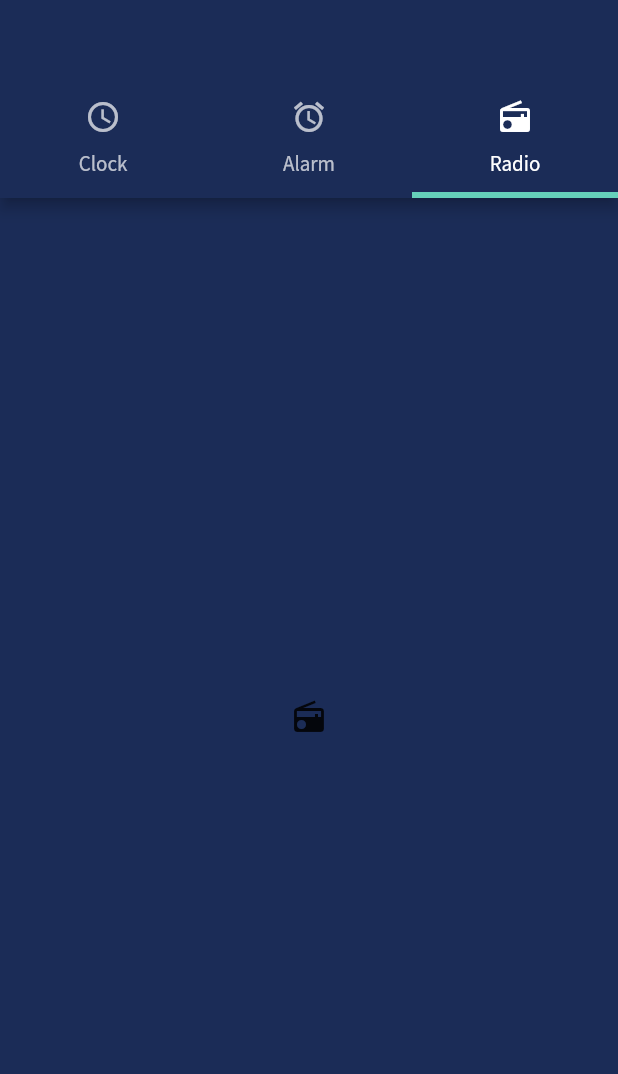
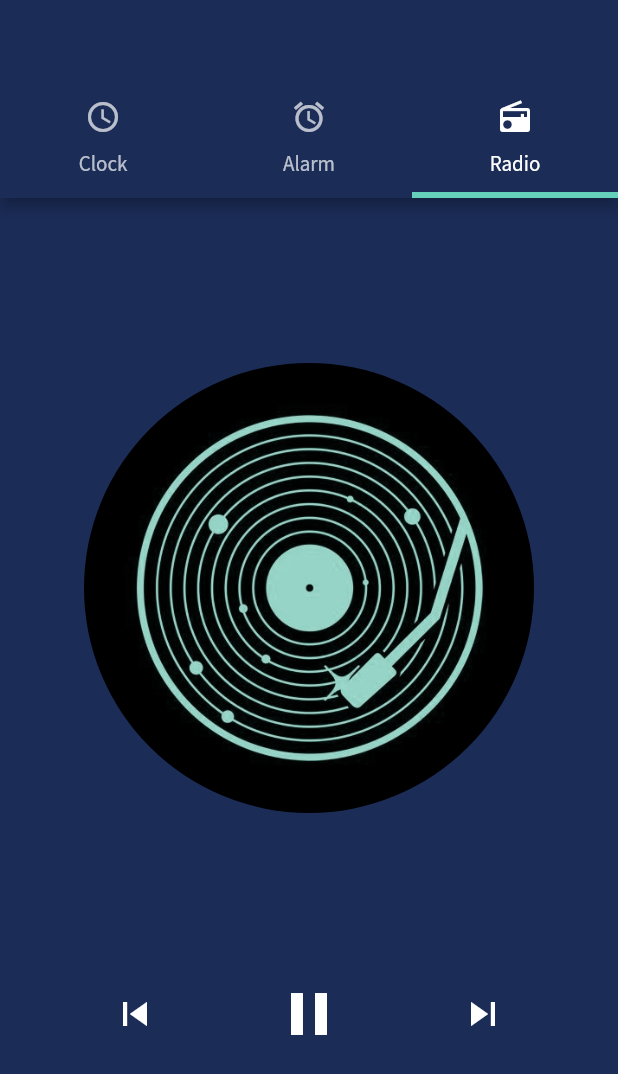
Before and after one commit to 4wangyu/morning, a Flutter app: the screen it shows after launch, tab 3 chosen, on a phone screen of 412 x 824 dp. Shown: the top 1074 px of the screen. Run offline on Flutter 3.47's test engine with Material 2 defaults, Android fonts, the phone set to English and light mode, and no system bars; our stand-ins replace audioplayers, fluttertoast; network calls fail.

Commit message:
add radio page

```diff
--- a/lib/home.dart
+++ b/lib/home.dart
@@ -2,6 +2,7 @@ import 'dart:async';
 import 'package:flutter/material.dart';
 import 'package:flutter/cupertino.dart';
 import 'package:intl/intl.dart';
+import 'package:ui_clock_and_alarm/screens/radio.dart';
 import 'package:ui_clock_and_alarm/services/radio_player.dart';
 import 'package:ui_clock_and_alarm/widgets/clock_painter.dart';
 import 'package:ui_clock_and_alarm/widgets/alarm_item.dart';
@@ -121,7 +122,7 @@ class _HomeState extends State<Home> with SingleTickerProviderStateMixin {
                   ],
                 ),
               ),
-              Icon(Icons.radio),
+              Container(child: RadioPage()),
             ],
           ),
         ),
--- /dev/null
+++ b/lib/screens/radio.dart
@@ -0,0 +1,46 @@
+import 'package:flutter/material.dart';
+import 'package:ui_clock_and_alarm/widgets/radio_control.dart';
+import 'package:ui_clock_and_alarm/widgets/vinyl.dart';
+
+class RadioPage extends StatefulWidget {
+  @override
+  _RadioPageState createState() => _RadioPageState();
+}
+
+class _RadioPageState extends State<RadioPage> with TickerProviderStateMixin {
+  AnimationController vinylController;
+  Animation<double> vinylAnimation;
+  final _commonTween = new Tween<double>(begin: 0.0, end: 1.0);
+
+  @override
+  void initState() {
+    super.initState();
+    vinylController = new AnimationController(
+        duration: const Duration(milliseconds: 15000), vsync: this);
+    vinylAnimation =
+        new CurvedAnimation(parent: vinylController, curve: Curves.linear);
+
+    vinylAnimation.addStatusListener((status) {
+      if (status == AnimationStatus.completed) {
+        vinylController.repeat();
+      } else if (status == AnimationStatus.dismissed) {
+        vinylController.forward();
+      }
+    });
+  }
+
+  @override
+  Widget build(BuildContext context) {
+    return Scaffold(
+        backgroundColor: Color(0xff1B2C57),
+        body: Column(
+          children: <Widget>[
+            new Container(
+              child: Vinyl(animation: _commonTween.animate(vinylController)),
+              margin: EdgeInsets.only(top: 100.0),
+            ),
+            BottomControls()
+          ],
+        ));
+  }
+}
--- /dev/null
+++ b/lib/theme.dart
@@ -0,0 +1,4 @@
+import 'package:flutter/material.dart';
+
+const Color lightAccentColor = const Color(0xFFFFAFAF);
+const Color darkAccentColor = const Color(0xFFD06F6f);
--- /dev/null
+++ b/lib/widgets/radio_control.dart
@@ -0,0 +1,74 @@
+import 'package:flutter/cupertino.dart';
+import 'package:flutter/material.dart';
+
+class BottomControls extends StatelessWidget {
+  var isPlaying = true;
+  Function pause;
+  Function play;
+  Function onPrevious;
+  Function onPlaying;
+  Function onNext;
+
+  @override
+  Widget build(BuildContext context) {
+    return Container(
+      width: double.infinity,
+      color: Theme.of(context).primaryColor,
+      child: Material(
+        shadowColor: const Color(0x44000000),
+        color: Theme.of(context).primaryColor,
+        child: Padding(
+          padding: const EdgeInsets.symmetric(horizontal: 32.0, vertical: 100),
+          child: new Row(
+            crossAxisAlignment: CrossAxisAlignment.center,
+            mainAxisAlignment: MainAxisAlignment.spaceAround,
+            mainAxisSize: MainAxisSize.max,
+            children: <Widget>[
+              new IconButton(
+                onPressed: () {
+                  onPrevious();
+                },
+                icon: new Icon(
+                  Icons.skip_previous,
+                  size: 32.0,
+                  color: Colors.white,
+                ),
+              ),
+              new IconButton(
+                onPressed: () {
+                  if (isPlaying)
+                    pause();
+                  else {
+                    play();
+                  }
+                  setState(() {
+                    isPlaying = !isPlaying;
+                    onPlaying(isPlaying);
+                  });
+                },
+                padding: const EdgeInsets.all(0.0),
+                icon: new Icon(
+                  isPlaying ? Icons.pause : Icons.play_arrow,
+                  size: 48.0,
+                  color: Colors.white,
+                ),
+              ),
+              new IconButton(
+                onPressed: () {
+                  onNext();
+                },
+                icon: new Icon(
+                  Icons.skip_next,
+                  size: 32.0,
+                  color: Colors.white,
+                ),
+              ),
+            ],
+          ),
+        ),
+      ),
+    );
+  }
+
+  void setState(Null Function() param0) {}
+}
--- /dev/null
+++ b/lib/widgets/vinyl.dart
@@ -0,0 +1,26 @@
+import 'package:flutter/animation.dart';
+import 'package:flutter/material.dart';
+
+class Vinyl extends AnimatedWidget {
+  Vinyl({Key key, Animation<double> animation})
+      : super(key: key, listenable: animation);
+
+  Widget build(BuildContext context) {
+    final Animation<double> animation = listenable;
+    return new Container(
+      margin: new EdgeInsets.symmetric(vertical: 10.0),
+      height: 300.0,
+      width: 300.0,
+      child: new RotationTransition(
+          turns: animation,
+          child: new Container(
+            decoration: BoxDecoration(
+              shape: BoxShape.circle,
+              image: DecorationImage(
+                image: Image.asset('assets/images/vinyl.jpg').image,
+              ),
+            ),
+          )),
+    );
+  }
+}
--- a/pubspec.yaml
+++ b/pubspec.yaml
@@ -52,6 +52,7 @@ flutter:
   #  - images/a_dot_ham.jpeg
   assets:
     - assets/config/
+    - assets/images/
 
   # An image asset can refer to one or more resolution-specific "variants", see
   # https://flutter.dev/assets-and-images/#resolution-aware.
```
Also changed, not shown: assets/images/vinyl.jpg (added).
